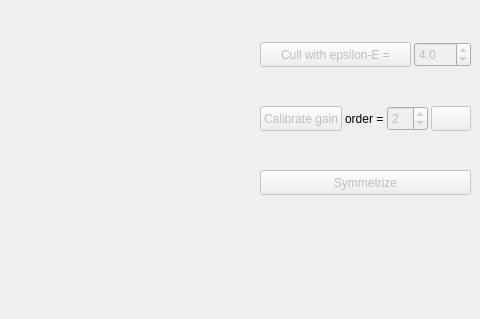
Above: gui/analysis/form_gain_calibration.ui from usnistgov/qpx-gamma before the change; both pictures show x 367 to 847 and y 0 to 319 of the 847 by 319 pixel window. Below: the same form after it.
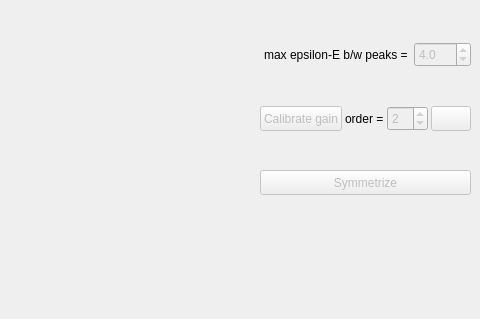
That is the form after the change. Icons and pictures are not drawn. Custom widgets are drawn as their Qt base class.

Commit message: peak fitting structures revamped

```diff
--- a/gui/analysis/form_gain_calibration.ui
+++ b/gui/analysis/form_gain_calibration.ui
@@ -72,16 +72,7 @@
            <enum>QLayout::SetMaximumSize</enum>
           </property>
           <item>
-           <widget class="QPushButton" name="pushCull">
-            <property name="enabled">
-             <bool>false</bool>
-            </property>
-            <property name="sizePolicy">
-             <sizepolicy hsizetype="Preferred" vsizetype="Fixed">
-              <horstretch>0</horstretch>
-              <verstretch>0</verstretch>
-             </sizepolicy>
-            </property>
+           <widget class="QLabel" name="label">
             <property name="minimumSize">
              <size>
               <width>0</width>
@@ -95,7 +86,10 @@
              </size>
             </property>
             <property name="text">
-             <string>Cull with epsilon-E =</string>
+             <string>max epsilon-E b/w peaks = </string>
+            </property>
+            <property name="alignment">
+             <set>Qt::AlignRight|Qt::AlignTrailing|Qt::AlignVCenter</set>
             </property>
            </widget>
           </item>
```
The commit also changes 40 other files.
